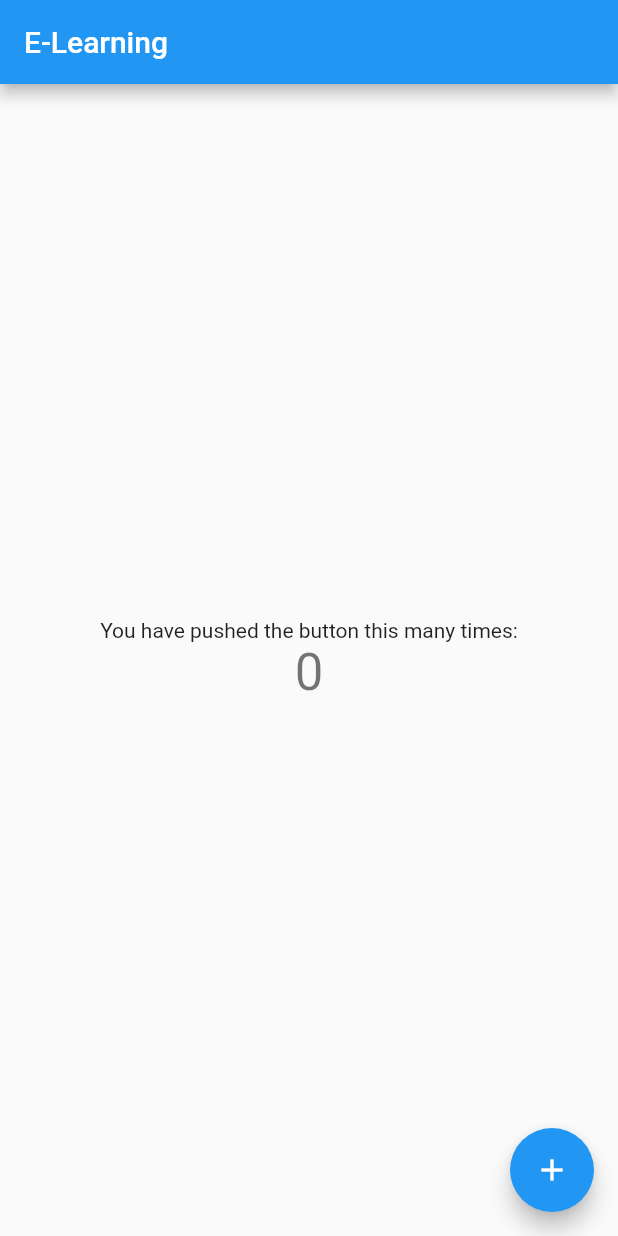
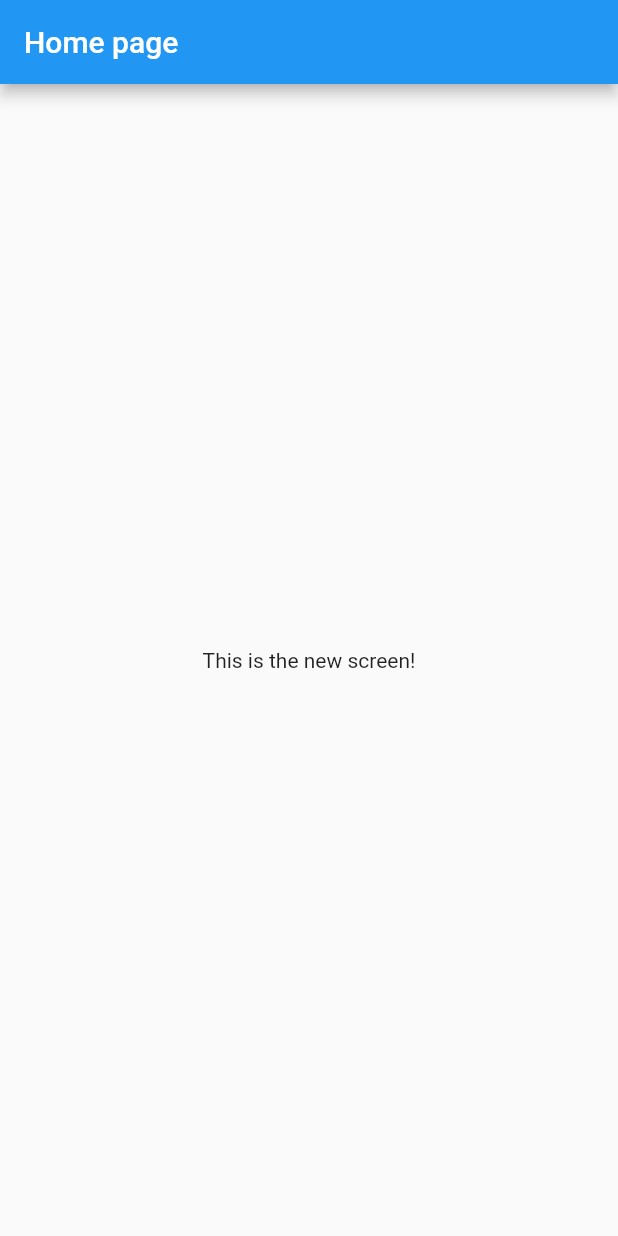
Before and after one commit to jlaikine/elearningproject, a Flutter app: the screen it shows after launch, on a phone screen of 412 x 824 dp. Run offline on Flutter 3.47's test engine with Material 2 defaults, Android fonts, the light colour scheme and no system bars.

Commit message:
add routes and pages

```diff
--- a/lib/main.dart
+++ b/lib/main.dart
@@ -1,30 +1,22 @@
 import 'package:flutter/material.dart';
+import 'package:elearningproject/routes.dart';
+import 'package:elearningproject/screens/home.dart';
 
 void main() {
-  runApp(const MyApp());
+  runApp(MyApp());
 }
 
 class MyApp extends StatelessWidget {
-  const MyApp({super.key});
 
-  // This widget is the root of your application.
   @override
   Widget build(BuildContext context) {
     return MaterialApp(
-      title: 'Flutter Demo',
+      title: 'E-Learning',
       theme: ThemeData(
-        // This is the theme of your application.
-        //
-        // Try running your application with "flutter run". You'll see the
-        // application has a blue toolbar. Then, without quitting the app, try
-        // changing the primarySwatch below to Colors.green and then invoke
-        // "hot reload" (press "r" in the console where you ran "flutter run",
-        // or simply save your changes to "hot reload" in a Flutter IDE).
-        // Notice that the counter didn't reset back to zero; the application
-        // is not restarted.
         primarySwatch: Colors.blue,
       ),
-      home: const MyHomePage(title: 'E-Learning'),
+      initialRoute: Home.routeName,
+      routes: routes,
     );
   }
 }
--- /dev/null
+++ b/lib/routes.dart
@@ -0,0 +1,6 @@
+import 'package:flutter/widgets.dart';
+import 'package:elearningproject/screens/home.dart';
+
+final Map<String, WidgetBuilder> routes = {
+  Home.routeName: (context) => Home(),
+};
--- /dev/null
+++ b/lib/screens/home.dart
@@ -0,0 +1,17 @@
+import 'package:flutter/material.dart';
+
+class Home extends StatelessWidget {
+  static String routeName = "/home";
+
+  @override
+  Widget build(BuildContext context) {
+    return Scaffold(
+      appBar: AppBar(
+        title: Text("Home page"),
+      ),
+      body: Center(
+        child: Text("This is the new screen!"),
+      ),
+    );
+  }
+}
--- /dev/null
+++ b/lib/screens/login.dart
@@ -0,0 +1,15 @@
+import 'package:flutter/material.dart';
+
+class NewScreen extends StatelessWidget {
+  @override
+  Widget build(BuildContext context) {
+    return Scaffold(
+      appBar: AppBar(
+        title: Text("Login page"),
+      ),
+      body: Center(
+        child: Text("This is the new screen!"),
+      ),
+    );
+  }
+}
```
Also changed, not shown: 1 other file.
